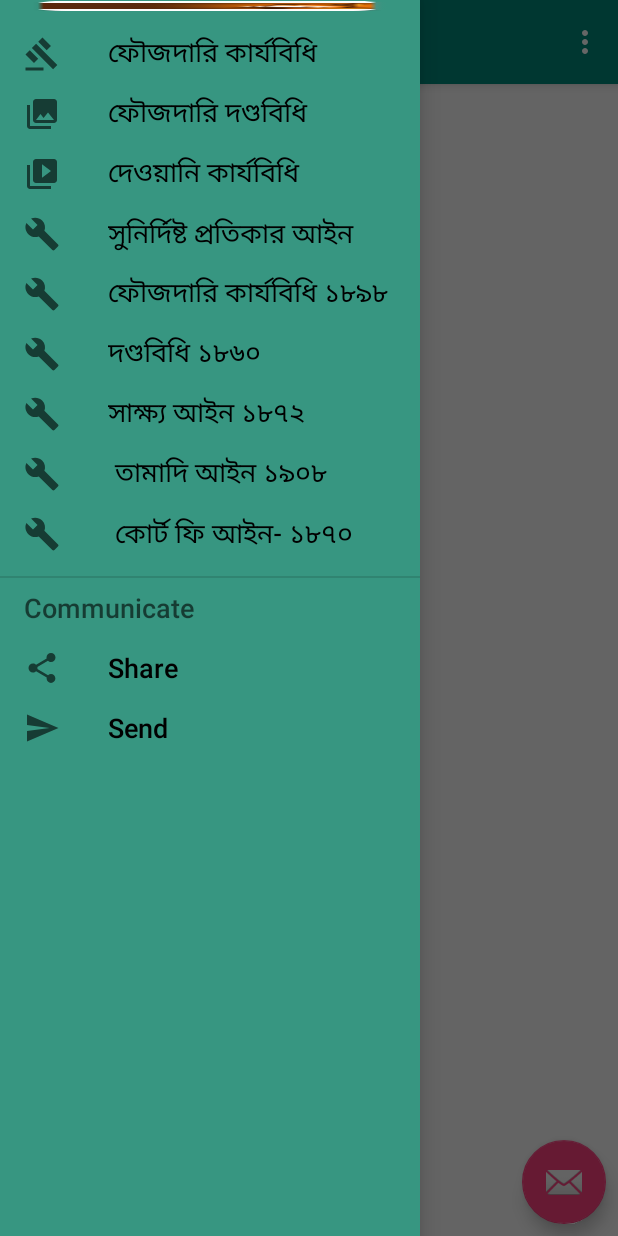
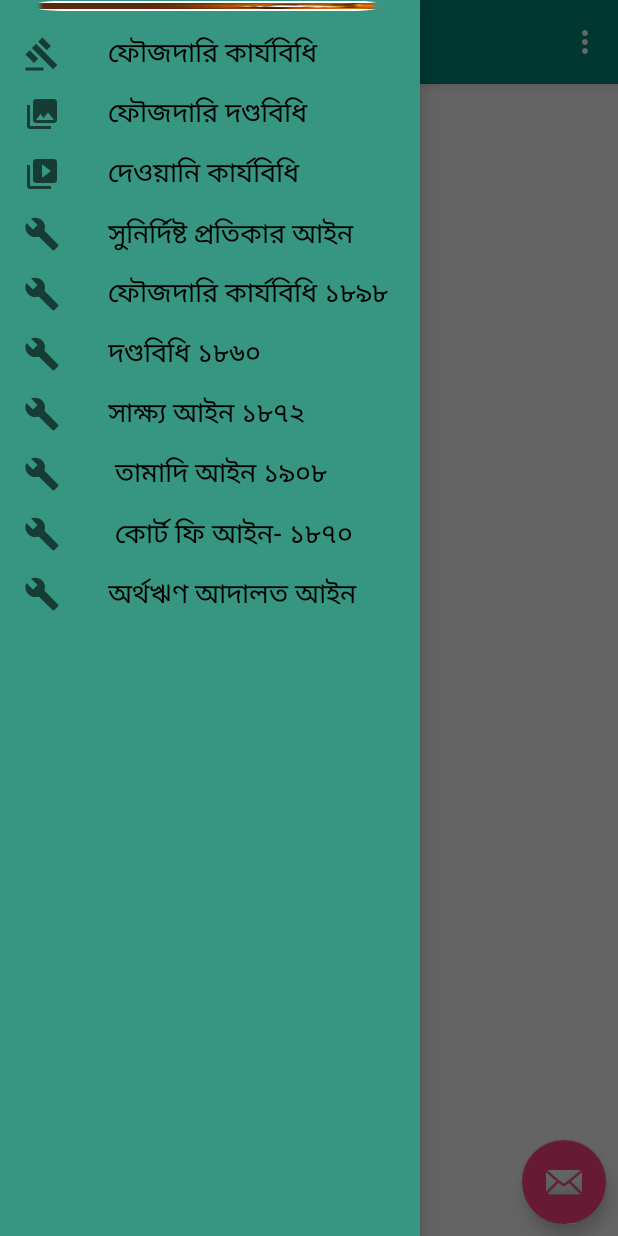
Before and after one commit to Ishtiakur/LawViva-voiceGuide, an Android app: the screen it shows after launch (MainActivity), with the side drawer open, on a phone screen of 412 x 824 dp. Run offline under Robolectric (Android 15) with nearby library versions, the phone set to English and light mode, and no system bars.

Commit message:
update the navigation item in the last item

```diff
--- a/app/src/main/res/menu/activity_main_drawer.xml
+++ b/app/src/main/res/menu/activity_main_drawer.xml
@@ -40,20 +40,13 @@
             android:icon="@drawable/ic_menu_manage"
             android:title=" কোর্ট ফি আইন- ১৮৭০ \n
  সংশোধন -2010 " />
+        <item
+            android:id="@+id/nav_artho_rin_ain"
+            android:icon="@drawable/ic_menu_manage"
+            android:title="অর্থঋণ আদালত আইন ২০০৩ \n সংশোধনী ২০১০   " />
 
     </group>
 
-    <item android:title="Communicate">
-        <menu>
-            <item
-                android:id="@+id/nav_share"
-                android:icon="@drawable/ic_menu_share"
-                android:title="Share" />
-            <item
-                android:id="@+id/nav_send"
-                android:icon="@drawable/ic_menu_send"
-                android:title="Send" />
-        </menu>
-    </item>
+
 
 </menu>
--- a/build.gradle
+++ b/build.gradle
@@ -5,7 +5,7 @@ buildscript {
         jcenter()
     }
     dependencies {
-        classpath 'com.android.tools.build:gradle:2.3.1'
+        classpath 'com.android.tools.build:gradle:2.3.2'
 
         // NOTE: Do not place your application dependencies here; they belong
         // in the individual module build.gradle files
```
